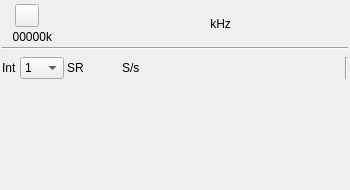
Above: plugins/samplesink/testsink/testsinkgui.ui from f4exb/sdrangel before the change. Below: the same form after it.
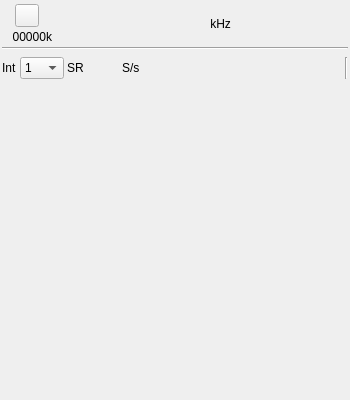
That is the form after the change. Icons and pictures are not drawn. Custom widgets are drawn as their Qt base class.

Commit message: TestSink spectrum display

```diff
--- a/plugins/samplesink/testsink/testsinkgui.ui
+++ b/plugins/samplesink/testsink/testsinkgui.ui
@@ -7,7 +7,7 @@
     <x>0</x>
     <y>0</y>
     <width>350</width>
-    <height>190</height>
+    <height>400</height>
    </rect>
   </property>
   <property name="sizePolicy">
@@ -19,7 +19,7 @@
   <property name="minimumSize">
    <size>
     <width>350</width>
-    <height>190</height>
+    <height>400</height>
    </size>
   </property>
   <property name="font">
@@ -292,6 +292,35 @@
      </item>
     </layout>
    </item>
+   <item>
+    <layout class="QVBoxLayout" name="spectrumLayout">
+     <property name="topMargin">
+      <number>6</number>
+     </property>
+     <property name="bottomMargin">
+      <number>6</number>
+     </property>
+     <item>
+      <widget class="GLSpectrum" name="glSpectrum" native="true">
+       <property name="minimumSize">
+        <size>
+         <width>200</width>
+         <height>200</height>
+        </size>
+       </property>
+       <property name="font">
+        <font>
+         <family>Liberation Mono</family>
+         <pointsize>8</pointsize>
+        </font>
+       </property>
+      </widget>
+     </item>
+     <item>
+      <widget class="GLSpectrumGUI" name="spectrumGUI" native="true"/>
+     </item>
+    </layout>
+   </item>
    <item>
     <layout class="QHBoxLayout" name="padLayout">
      <item>
@@ -323,6 +352,18 @@
    <extends>QToolButton</extends>
    <header>gui/buttonswitch.h</header>
   </customwidget>
+  <customwidget>
+   <class>GLSpectrum</class>
+   <extends>QWidget</extends>
+   <header>gui/glspectrum.h</header>
+   <container>1</container>
+  </customwidget>
+  <customwidget>
+   <class>GLSpectrumGUI</class>
+   <extends>QWidget</extends>
+   <header>gui/glspectrumgui.h</header>
+   <container>1</container>
+  </customwidget>
  </customwidgets>
  <resources>
   <include location="../../../sdrgui/resources/res.qrc"/>
```
The commit also changes 8 other files.
